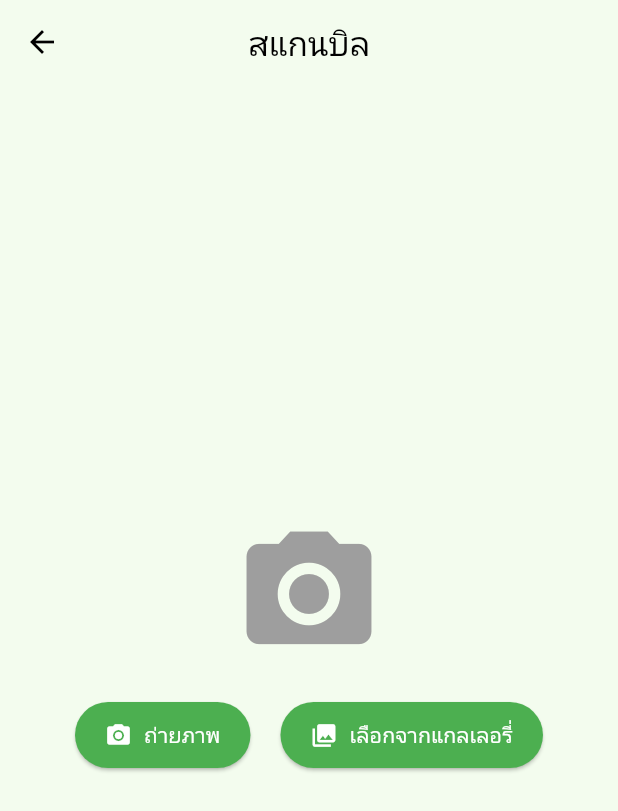
After one commit to Watthana65022128/FarmProject, a Flutter app: the ScanPage screen opened directly, after a tap on "ถ่ายภาพ", on a phone screen of 412 x 824 dp. The commit adds this screen. Shown: the top 811 px of the screen. Run offline on Flutter 3.47's test engine with Material 3 defaults, Android fonts, the phone set to English and light mode, and no system bars; our stand-ins replace image_picker, permission_handler, shared_preferences; missing offline and left inert: google_mlkit_text_recognition; accounts and stored records are empty; network calls fail.

Commit message:
add upadte

```diff
--- a/lib/auth/auth_service.dart
+++ b/lib/auth/auth_service.dart
@@ -4,7 +4,7 @@ import 'package:shared_preferences/shared_preferences.dart';
 import '../models/user_model.dart';
 
 class AuthService {
-  static const String baseUrl = 'http://10.50.10.84:3000/api';
+  static const String baseUrl = 'http://192.168.1.156:3000/api';
 
   // ฟังก์ชันสำหรับการลงทะเบียน
   Future<bool> register(User user) async {
--- a/lib/main.dart
+++ b/lib/main.dart
@@ -3,6 +3,8 @@ import 'screens/register.dart';
 import 'screens/create_farm.dart';
 import 'screens/profile.dart';
 import 'screens/login.dart';
+import 'screens/farm_info.dart';
+import './screens/scan.dart';
 
 void main() {
   runApp(MyApp());
--- a/lib/models/user_model.dart
+++ b/lib/models/user_model.dart
@@ -19,7 +19,7 @@ class User {
     username: json['username'] ?? '',
     email: json['email'] ?? '',
     password: json['password'],
-    age: json['age'], // คงเป็น String เหมือนเดิม
+    age: json['age'],
     address: json['address'],
   );
 }
--- /dev/null
+++ b/lib/screens/scan.dart
@@ -0,0 +1,221 @@
+import 'dart:io';
+import 'package:flutter/material.dart';
+import 'package:image_picker/image_picker.dart';
+import 'package:permission_handler/permission_handler.dart';
+import 'package:google_mlkit_text_recognition/google_mlkit_text_recognition.dart';
+
+class ScanPage extends StatefulWidget {
+  const ScanPage({super.key});
+
+  @override
+  State<ScanPage> createState() => _ScanPageState();
+}
+
+class _ScanPageState extends State<ScanPage> {
+  File? _image;
+  final ImagePicker _picker = ImagePicker();
+  final TextRecognizer _textRecognizer = TextRecognizer();
+  String _extractedText = '';
+  bool _isProcessing = false;
+
+  Future<void> _checkPermissions() async {
+    Map<Permission, PermissionStatus> statuses = await [
+      Permission.camera,
+      Permission.storage,
+    ].request();
+
+    if (statuses[Permission.camera]!.isDenied ||
+        statuses[Permission.storage]!.isDenied) {
+      // แสดงข้อความแจ้งเตือนให้ผู้ใช้เปิดสิทธิ์การเข้าถึง
+      if (context.mounted) {
+        showDialog(
+          context: context,
+          builder: (context) => AlertDialog(
+            title: const Text('ต้องการสิทธิ์การเข้าถึง'),
+            content:
+                const Text('กรุณาอนุญาตสิทธิ์การเข้าถึงกล้องและพื้นที่จัดเก็บ'),
+            actions: [
+              TextButton(
+                onPressed: () => openAppSettings(),
+                child: const Text('ตั้งค่า'),
+              ),
+              TextButton(
+                onPressed: () => Navigator.pop(context),
+                child: const Text('ยกเลิก'),
+              ),
+            ],
+          ),
+        );
+      }
+    }
+  }
+
+  Future<void> _getImage(ImageSource source) async {
+    await _checkPermissions();
+
+    try {
+      final XFile? image = await _picker.pickImage(
+        source: source,
+        imageQuality: 80,
+      );
+
+      if (image != null) {
+        setState(() {
+          _image = File(image.path);
+          _extractedText = '';
+          _isProcessing = true;
+        });
+
+        // ทำ OCR
+        await _processImage();
+      }
+    } catch (e) {
+      if (context.mounted) {
+        ScaffoldMessenger.of(context).showSnackBar(
+          SnackBar(content: Text('เกิดข้อผิดพลาด: $e')),
+        );
+      }
+    }
+  }
+
+  Future<void> _processImage() async {
+    if (_image == null) return;
+
+    try {
+      final inputImage = InputImage.fromFile(_image!);
+      final RecognizedText recognizedText =
+          await _textRecognizer.processImage(inputImage);
+
+      setState(() {
+        _extractedText = recognizedText.text;
+        _isProcessing = false;
+      });
+    } catch (e) {
+      setState(() {
+        _extractedText = 'เกิดข้อผิดพลาดในการประมวลผล: $e';
+        _isProcessing = false;
+      });
+    }
+  }
+
+  @override
+  void dispose() {
+    _textRecognizer.close();
+    super.dispose();
+  }
+
+  @override
+  Widget build(BuildContext context) {
+    return Scaffold(
+      // ใส่ AppBar เพื่อความสวยงาม
+      appBar: AppBar(
+        leading: IconButton(
+          icon: const Icon(Icons.arrow_back),
+          onPressed: () {
+            Navigator.pop(context); // ย้อนกลับไปหน้าก่อนหน้า
+          },
+        ),
+        title: const Text('สแกนบิล'),
+        centerTitle: true,
+        backgroundColor: const Color(0xFFF3FCEE),
+        foregroundColor: Colors.black,
+      ),
+      body: Center(
+        child: Column(
+          mainAxisAlignment:
+              MainAxisAlignment.center, // จัดให้อยู่ตรงกลางแนวตั้ง
+          children: [
+            if (_image != null) ...[
+              Image.file(
+                _image!,
+                height: 300,
+                width: 300, // กำหนดความกว้างคงที่
+                fit: BoxFit.cover,
+              ),
+              const SizedBox(height: 20),
+            ],
+            // ถ้าไม่มีรูป แสดงไอคอนกล้อง
+            if (_image == null)
+              const Icon(
+                Icons.camera_alt,
+                size: 100,
+                color: Colors.grey,
+              ),
+            const SizedBox(height: 20),
+            Row(
+              mainAxisAlignment:
+                  MainAxisAlignment.center, // จัดปุ่มให้อยู่ตรงกลาง
+              children: [
+                ElevatedButton.icon(
+                  onPressed: () => _getImage(ImageSource.camera),
+                  icon: const Icon(Icons.camera_alt),
+                  label: const Text('ถ่ายภาพ'),
+                  style: ElevatedButton.styleFrom(
+                    backgroundColor: Colors.green,
+                    foregroundColor: Colors.white,
+                    padding: const EdgeInsets.symmetric(
+                        horizontal: 20, vertical: 12),
+                  ),
+                ),
+                const SizedBox(width: 20),
+                ElevatedButton.icon(
+                  onPressed: () => _getImage(ImageSource.gallery),
+                  icon: const Icon(Icons.photo_library),
+                  label: const Text('เลือกจากแกลเลอรี่'),
+                  style: ElevatedButton.styleFrom(
+                    backgroundColor: Colors.green,
+                    foregroundColor: Colors.white,
+                    padding: const EdgeInsets.symmetric(
+                        horizontal: 20, vertical: 12),
+                  ),
+                ),
+              ],
+            ),
+            const SizedBox(height: 20),
+            if (_isProcessing)
+              const CircularProgressIndicator(
+                valueColor: AlwaysStoppedAnimation<Color>(Colors.green),
+              )
+            else if (_extractedText.isNotEmpty)
+              Expanded(
+                child: SingleChildScrollView(
+                  padding: const EdgeInsets.all(16.0),
+                  child: Column(
+                    crossAxisAlignment: CrossAxisAlignment.start,
+                    children: [
+                      Container(
+                        width: double.infinity,
+                        padding: const EdgeInsets.all(16.0),
+                        decoration: BoxDecoration(
+                          color: Colors.green.withOpacity(0.1),
+                          borderRadius: BorderRadius.circular(12),
+                        ),
+                        child: Column(
+                          crossAxisAlignment: CrossAxisAlignment.start,
+                          children: [
+                            const Text(
+                              'ข้อความที่สกัดได้:',
+                              style: TextStyle(
+                                fontSize: 18,
+                                fontWeight: FontWeight.bold,
+                                color: Colors.green,
+                              ),
+                            ),
+                            const SizedBox(height: 10),
+                            Text(
+                              _extractedText,
+                              style: const TextStyle(fontSize: 16),
+                            ),
+                          ],
+                        ),
+                      ),
+                    ],
+                  ),
+                ),
+              ),
+          ],
+        ),
+      ),
+    );
+  }
+}
--- a/lib/services/farm_service.dart
+++ b/lib/services/farm_service.dart
@@ -4,7 +4,7 @@ import '../models/farm_model.dart';
 import 'package:shared_preferences/shared_preferences.dart';
 
 class FarmService {
-  final String baseUrl = 'http://10.50.10.84:3000/api';
+  final String baseUrl = 'http://192.168.1.156:3000/api';
 
   Future<bool> createFarm(FarmModel farm, [String? providedToken]) async {
     final url = Uri.parse('$baseUrl/farm');
--- a/pubspec.yaml
+++ b/pubspec.yaml
@@ -37,6 +37,11 @@ dependencies:
   cupertino_icons: ^1.0.8
   http: ^0.13.6
   shared_preferences: ^2.2.0
+  camera: ^0.10.5+9
+  image_picker: ^1.0.4
+  permission_handler: ^11.0.1
+  google_mlkit_text_recognition: ^0.11.0
+
 
 
 
```
Also changed, not shown: lib/screens/farm_info.dart (added, +72 -0 lines), lib/screens/fram_list.dart (+11 -0 lines), lib/screens/register.dart (+45 -15 lines), lib/widgets/custom_navigation_bar.dart (added, +87 -0 lines), pubspec.lock, 7 other files.
